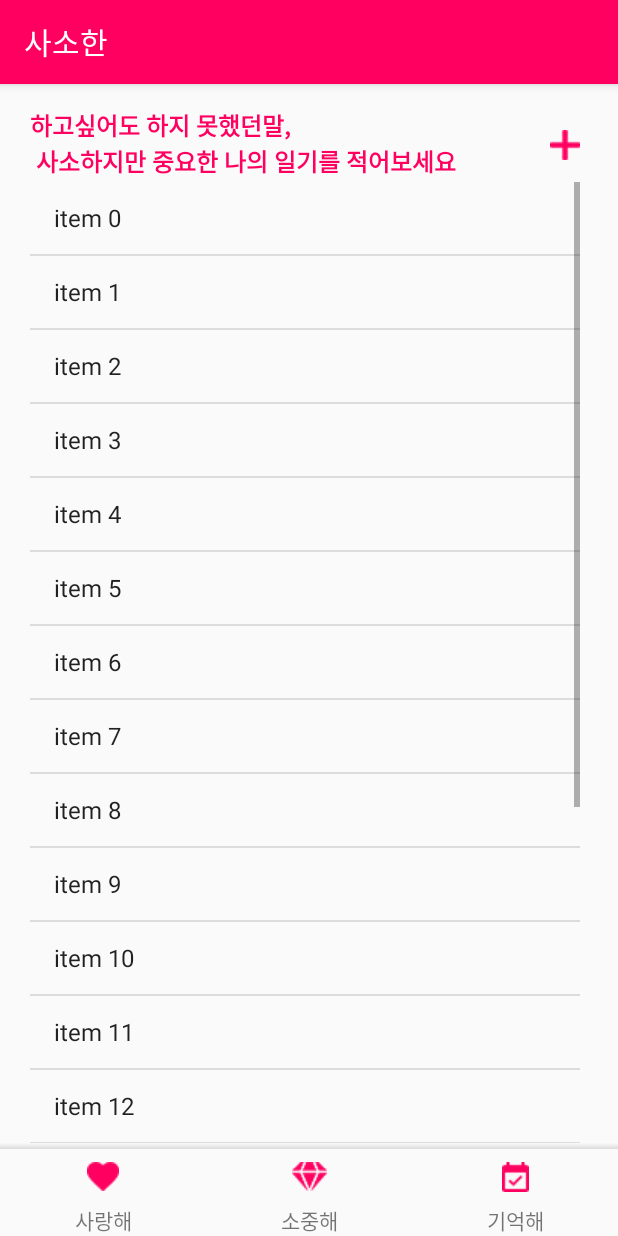
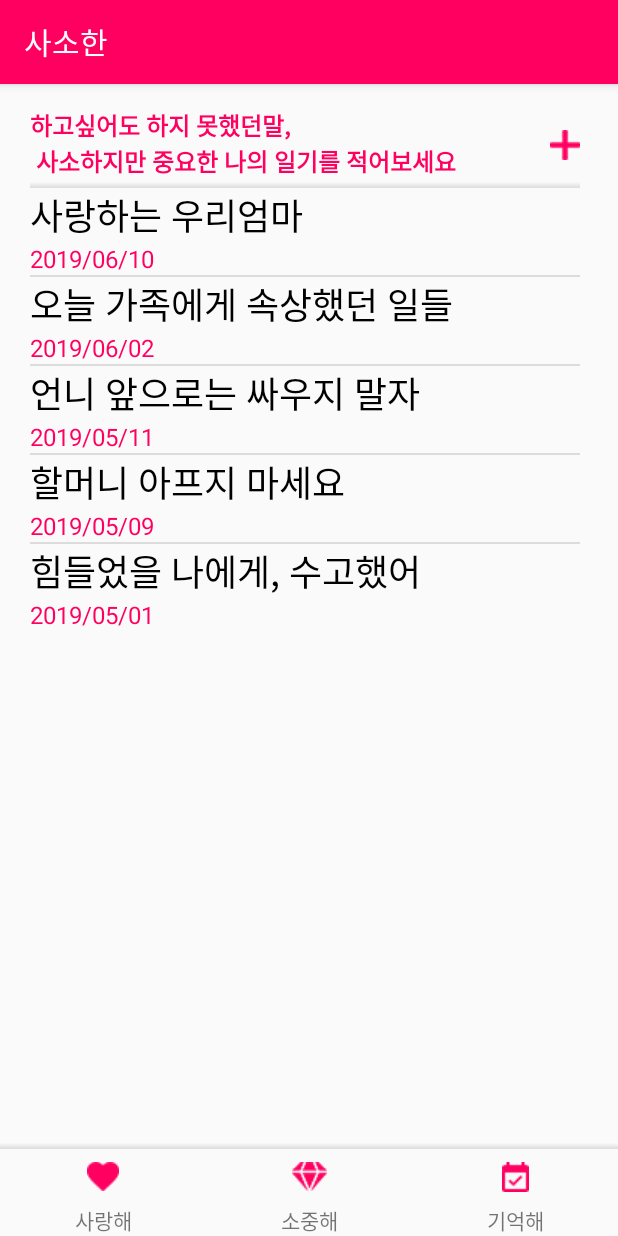
Before and after one commit to tmddus/SASOHAN, an Android app: the screen it shows after launch (MainActivity), after a tap on an icon or button, on a phone screen of 412 x 824 dp. Run offline under Robolectric (Android 15) with nearby library versions, the phone set to English and light mode, and no system bars.

Commit message:
리스트뷰 임시데이터 추가 및 색상변경

```diff
--- a/app/build.gradle
+++ b/app/build.gradle
@@ -27,4 +27,6 @@ dependencies {
     testImplementation 'junit:junit:4.12'
     androidTestImplementation 'com.android.support.test:runner:1.0.2'
     androidTestImplementation 'com.android.support.test.espresso:espresso-core:3.0.2'
+    //ted permission
+    implementation "gun0912.ted:tedpermission:2.1.0"
 }
--- a/app/src/main/AndroidManifest.xml
+++ b/app/src/main/AndroidManifest.xml
@@ -19,4 +19,8 @@
             </intent-filter>
         </activity>
     </application>
+    <!-- camera, gallery -->
+    <uses-permission android:name="android.permission.CAMERA" />
+    <uses-permission android:name="android.permission.READ_EXTERNAL_STORAGE"/>
+    <uses-permission android:name="android.permission.WRITE_EXTERNAL_STORAGE" />
 </manifest>
--- a/app/src/main/java/com/example/sasohan/ListActivity.java
+++ b/app/src/main/java/com/example/sasohan/ListActivity.java
@@ -1,14 +1,20 @@
 package com.example.sasohan;
 
+import android.content.Context;
 import android.content.Intent;
+import android.graphics.drawable.Drawable;
 import android.support.v4.app.Fragment;
 import android.os.Bundle;
+import android.support.v4.app.FragmentTransaction;
+import android.support.v4.content.ContextCompat;
 import android.view.LayoutInflater;
 import android.view.View;
 import android.view.ViewGroup;
-import android.widget.ArrayAdapter;
+import android.widget.AdapterView;
+import android.widget.BaseAdapter;
 import android.widget.ImageButton;
 import android.widget.ListView;
+import android.widget.TextView;
 
 import java.util.ArrayList;
 
@@ -17,6 +23,10 @@ public class ListActivity extends Fragment  {
     private ImageButton btn_gowrite;
     private ArrayList<String> list = new ArrayList<>();
     View view;
+    Intent intent;
+    String title,contents;
+    ListView listview ;
+    ListViewAdapter adapter;
     public ListActivity() {}
 
 
@@ -24,27 +34,152 @@ public class ListActivity extends Fragment  {
     public View onCreateView(LayoutInflater inflater, ViewGroup container,
                              Bundle savedInstanceState) {
 
+
         view = inflater.inflate(R.layout.saranghae_list, container, false);
+
+
+        //글 목록
+
+        // Adapter 생성
+        adapter = new ListViewAdapter() ;
+
+        // 리스트뷰 참조 및 Adapter달기
+        listview = (ListView) view.findViewById(R.id.listview);
+        listview.setAdapter(adapter);
+
+        // 첫 번째 아이템 추가.
+        adapter.addItem("사랑하는 우리엄마", "2019/06/10") ; //db에서 (제목,날짜) 가져오기
+        // 두 번째 아이템 추가.
+        adapter.addItem("오늘 가족에게 속상했던 일들", "2019/06/02") ;
+        // 세 번째 아이템 추가.
+        adapter.addItem("언니 앞으로는 싸우지 말자", "2019/05/11") ;
+        adapter.addItem("할머니 아프지 마세요", "2019/05/09") ;
+        adapter.addItem("힘들었을 나에게, 수고했어", "2019/05/01") ;
+        adapter.notifyDataSetChanged();
+
+
+        // 위에서 생성한 listview에 클릭 이벤트 핸들러 정의.
+        listview.setOnItemClickListener(new AdapterView.OnItemClickListener() {
+            @Override
+            public void onItemClick(AdapterView parent, View v, int position, long id) {
+                // get item
+                ListViewItem item = (ListViewItem) parent.getItemAtPosition(position) ;
+
+                String titleStr = item.getTitle() ;
+                String descStr = item.getDesc() ;
+
+            }
+        }) ;
 
         //글쓰기 버튼
         btn_gowrite = view.findViewById(R.id.btn_gowrite);
         btn_gowrite.setOnClickListener(new View.OnClickListener() {
             @Override
             public void onClick(View v) {
-                Intent intent = new Intent(getActivity(), WriteActibity.class);
+                intent = new Intent(getActivity(), WriteActibity.class);
                 startActivity(intent);
+
+                refresh();
             }
         });
-        //글 목록
-        ArrayAdapter adapter = new ArrayAdapter(getActivity(), android.R.layout.simple_list_item_1, list);
-        for (int i = 0; i < 20; i++) {
-            list.add("item " + i); //임시데이터
-        }
-        ListView listview = (ListView) view.findViewById(R.id.listview) ;
-        listview.setAdapter(adapter);
+
+//        ArrayAdapter adapter = new ArrayAdapter(getActivity(), android.R.layout.simple_list_item_1, list);
+//        for (int i = 0; i < 20; i++) {
+//            list.add("item " + i); //임시데이터
+//        }
+//        ListView listview = (ListView) view.findViewById(R.id.listview) ;
+//        listview.setAdapter(adapter);
 
         return view;
     }
 
+    public static class ListViewItem {
+        private String titleStr ;
+        private String descStr ;
 
+        public void setTitle(String title) {
+            titleStr = title ;
+        }
+        public void setDesc(String desc) {
+            descStr = desc ;
+        }
+
+        public String getTitle() {
+            return this.titleStr ;
+        }
+        public String getDesc() {
+            return this.descStr ;
+        }
+    }
+
+    public class ListViewAdapter extends BaseAdapter {
+        // Adapter에 추가된 데이터를 저장하기 위한 ArrayList
+        private ArrayList<ListActivity.ListViewItem> listViewItemList = new ArrayList<ListActivity.ListViewItem>();
+
+        // ListViewAdapter의 생성자
+        public ListViewAdapter() {
+
+        }
+
+        // Adapter에 사용되는 데이터의 개수를 리턴. : 필수 구현
+        @Override
+        public int getCount() {
+            return listViewItemList.size();
+        }
+
+        // position에 위치한 데이터를 화면에 출력하는데 사용될 View를 리턴. : 필수 구현
+        @Override
+        public View getView(int position, View convertView, ViewGroup parent) {
+            final int pos = position;
+            final Context context = parent.getContext();
+
+            // "listview_item" Layout을 inflate하여 convertView 참조 획득.
+            if (convertView == null) {
+                LayoutInflater inflater = (LayoutInflater) context.getSystemService(Context.LAYOUT_INFLATER_SERVICE);
+                convertView = inflater.inflate(R.layout.listview_item, parent, false);
+            }
+
+            // 화면에 표시될 View(Layout이 inflate된)으로부터 위젯에 대한 참조 획득
+            TextView titleTextView = (TextView) convertView.findViewById(R.id.textTitle); //제목
+            TextView descTextView = (TextView) convertView.findViewById(R.id.textDate); //날짜
+
+            // Data Set(listViewItemList)에서 position에 위치한 데이터 참조 획득
+            ListActivity.ListViewItem listViewItem = listViewItemList.get(position);
+
+            // 아이템 내 각 위젯에 데이터 반영
+            titleTextView.setText(listViewItem.getTitle());
+            descTextView.setText(listViewItem.getDesc());
+
+            return convertView;
+        }
+
+        // 지정한 위치(position)에 있는 데이터와 관계된 아이템(row)의 ID를 리턴. : 필수 구현
+        @Override
+        public long getItemId(int position) {
+            return position;
+        }
+
+        // 지정한 위치(position)에 있는 데이터 리턴 : 필수 구현
+        @Override
+        public Object getItem(int position) {
+            return listViewItemList.get(position);
+        }
+
+        // 아이템 데이터 추가를 위한 함수. 개발자가 원하는대로 작성 가능.
+        public void addItem(String title, String desc) {
+            ListActivity.ListViewItem item = new ListActivity.ListViewItem();
+
+            item.setTitle(title);
+            item.setDesc(desc);
+
+            listViewItemList.add(item);
+        }
+
+    }
+    //새로고침(변경사항반영)
+    private void refresh(){
+        adapter.addItem(title,contents);
+        FragmentTransaction transaction = getFragmentManager().beginTransaction();
+        transaction.detach(this).attach(this).commit();
+    }
 }
--- a/app/src/main/java/com/example/sasohan/MainActivity.java
+++ b/app/src/main/java/com/example/sasohan/MainActivity.java
@@ -86,7 +86,7 @@ public class MainActivity extends AppCompatActivity implements View.OnClickListe
 
             case 2:
                 // '프래그먼트2' 호출
-                GallayActivity fragment2 = new GallayActivity();
+                GallayFragment fragment2 = new GallayFragment();
                 transaction.replace(R.id.fragment_container, fragment2);
                 transaction.commit();
                 break;
--- /dev/null
+++ b/app/src/main/res/layout/listview_item.xml
@@ -0,0 +1,32 @@
+<?xml version="1.0" encoding="utf-8"?>
+<LinearLayout xmlns:android="http://schemas.android.com/apk/res/android"
+    android:orientation="horizontal" android:layout_width="match_parent"
+    android:layout_height="match_parent">
+
+    <LinearLayout
+        android:orientation="vertical"
+        android:layout_width="wrap_content"
+        android:layout_height="match_parent"
+        android:layout_weight="4">
+
+        <TextView
+            android:id="@+id/textTitle"
+            android:layout_width="match_parent"
+            android:layout_height="wrap_content"
+            android:text="New Text"
+            android:textSize="24dp"
+            android:textColor="#000000"
+            android:gravity="center_vertical"
+            android:layout_weight="2" />
+
+        <TextView
+            android:id="@+id/textDate"
+            android:layout_width="match_parent"
+            android:layout_height="wrap_content"
+            android:text="New Text"
+            android:textSize="16dp"
+            android:textColor="@color/colorPrimary"
+            android:layout_weight="1" />
+    </LinearLayout>
+
+</LinearLayout>
--- a/app/src/main/res/layout/saranghae_list.xml
+++ b/app/src/main/res/layout/saranghae_list.xml
@@ -38,11 +38,17 @@
                 android:src="@drawable/plus_sign"
                 android:background="@android:color/transparent"/>
         </LinearLayout>
-
+        <View
+            android:layout_width="match_parent"
+            android:layout_height="4dp"
+            android:layout_above="@id/bottom_bar"
+            android:background="@drawable/shadow"/>
         <ListView
             android:id="@+id/listview"
             android:layout_width="match_parent"
-            android:layout_height="wrap_content"/>
+            android:layout_height="wrap_content" />
+
+
 
 
     </LinearLayout>
--- a/app/src/main/res/layout/saranghae_wirte.xml
+++ b/app/src/main/res/layout/saranghae_wirte.xml
@@ -25,6 +25,7 @@
                 android:focusable="true"
                 />
             <EditText
+                android:id="@+id/edit_title"
                 android:layout_width="match_parent"
                 android:layout_height="wrap_content"
                 android:layout_marginTop="12dp"
@@ -87,6 +88,7 @@
                 <!--android:background="@color/colorPrimary"-->
                 <!--/>-->
             <EditText
+                android:id="@+id/edit_content"
                 android:layout_width="match_parent"
                 android:layout_height="250dp"
                 app:theme="@style/EditTextStyle"
--- a/app/src/main/res/layout/sojunghae_1.xml
+++ b/app/src/main/res/layout/sojunghae_1.xml
@@ -3,7 +3,7 @@
     xmlns:tools="http://schemas.android.com/tools"
     android:layout_width="match_parent"
     android:layout_height="match_parent"
-    tools:context=".GallayActivity">
+    tools:context=".GallayFragment">
 
     <LinearLayout
         android:layout_width="match_parent"
--- a/app/src/main/res/values/strings.xml
+++ b/app/src/main/res/values/strings.xml
@@ -3,4 +3,7 @@
     <string name="title_home">Home</string>
     <string name="title_dashboard">Dashboard</string>
     <string name="title_notifications">Notifications</string>
+    <!-- Ted Permission -->
+    <string name="permission_1">[설정] > [권한] 에서 권한을 허용할 수 있습니다.</string>
+    <string name="permission_2">사진 및 파일을 저장하기 위하여 접근 권한이 필요합니다.</string>
 </resources>
```
Also changed, not shown: app/src/main/java/com/example/sasohan/GallayActivity.java (deleted, +0 -95 lines), app/src/main/java/com/example/sasohan/GallayFragment.java (added, +203 -0 lines), app/src/main/java/com/example/sasohan/WriteActibity.java (+14 -2 lines), app/src/main/res/layout/row.xml (+5 -5 lines), 1 other file.
